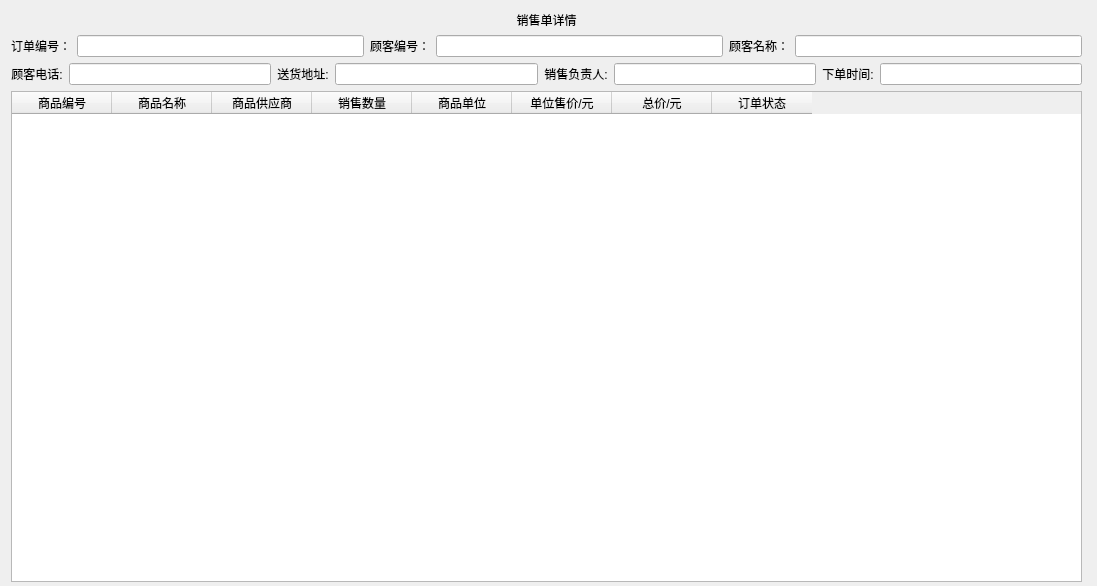
Before: the Qt Designer form UI/Saleinfo_widget.ui in RunpuWei/InvoicingManagementSystem, drawn with Qt 5.
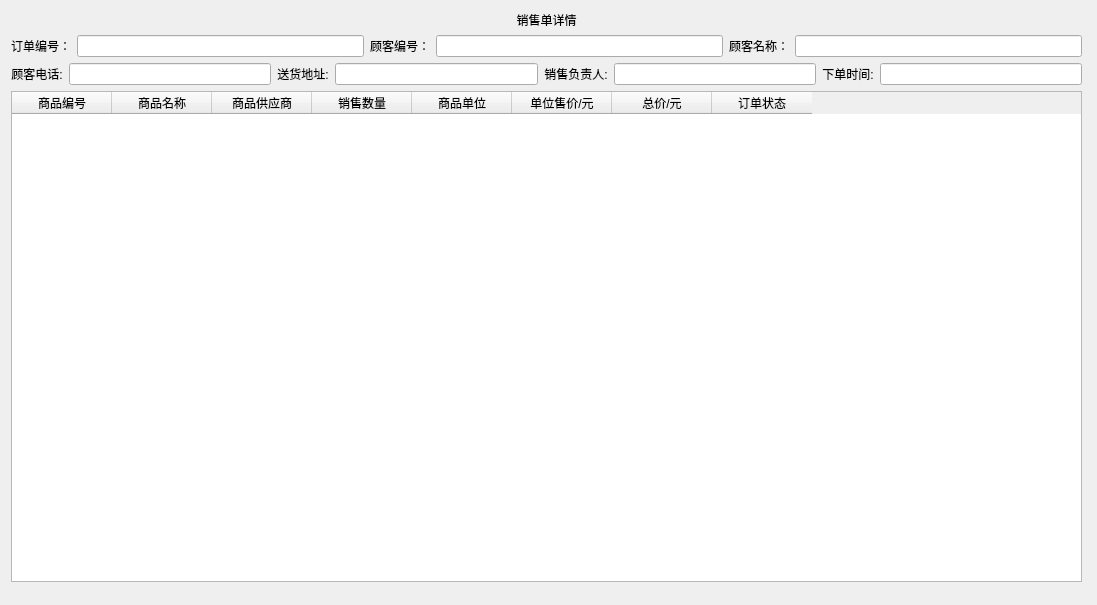
After: the same form once the commit is applied. Icons and pictures are not drawn.

The edit to the form file:
```diff
--- a/UI/Saleinfo_widget.ui
+++ b/UI/Saleinfo_widget.ui
@@ -7,7 +7,7 @@
     <x>0</x>
     <y>0</y>
     <width>1097</width>
-    <height>586</height>
+    <height>605</height>
    </rect>
   </property>
   <property name="windowTitle">
```
